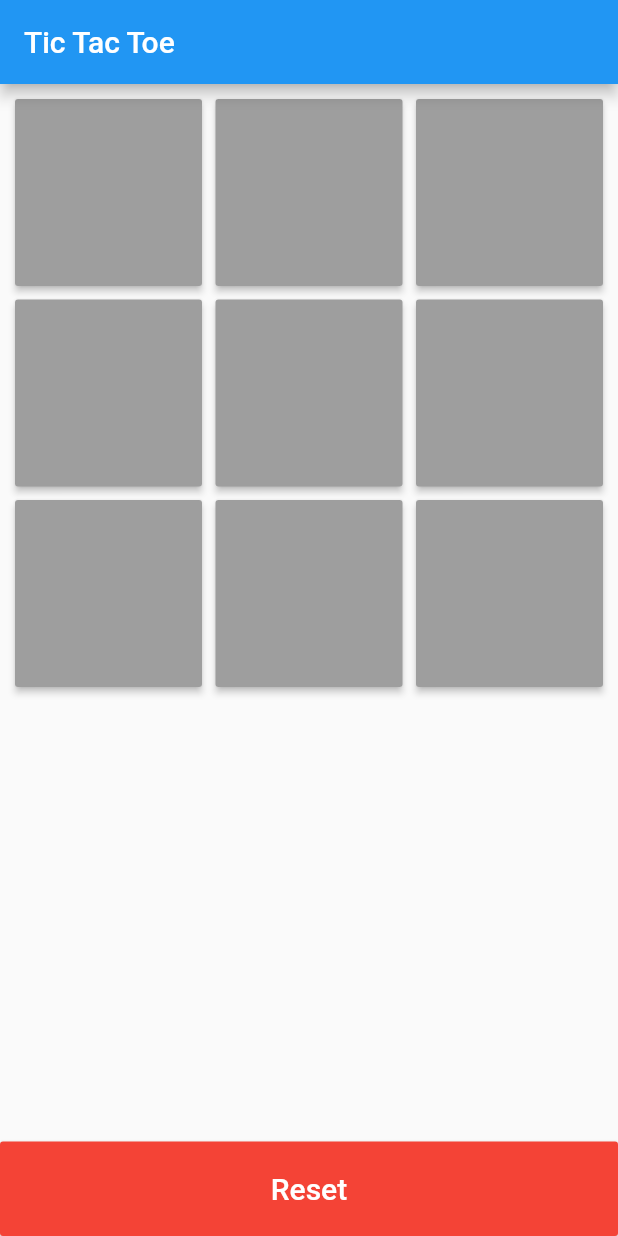
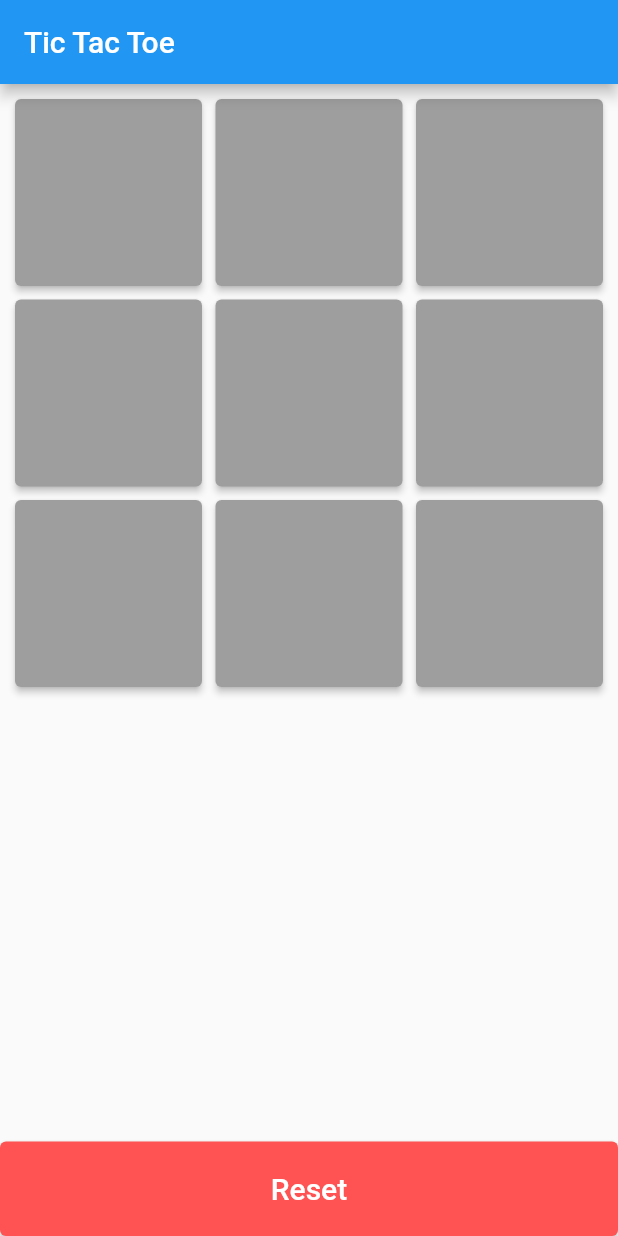
Before and after one commit to iampawan/FlutterTicTacToe, a Flutter app: the screen it shows after launch, on a phone screen of 412 x 824 dp. Run offline on Flutter 3.47's test engine with Material 2 defaults, Android fonts, the phone set to English and light mode, and no system bars.

Commit message:
applied null safety and updated to latest flutter version 3.13.7

```diff
--- a/lib/home_page.dart
+++ b/lib/home_page.dart
@@ -10,7 +10,7 @@ class HomePage extends StatefulWidget {
 }
 
 class _HomePageState extends State<HomePage> {
-  List<GameButton> buttonsList;
+  List<GameButton>? buttonsList;
   var player1;
   var player2;
   var activePlayer;
@@ -23,8 +23,8 @@ class _HomePageState extends State<HomePage> {
   }
 
   List<GameButton> doInit() {
-    player1 = new List();
-    player2 = new List();
+    player1 = [];
+    player2 = [];
     activePlayer = 1;
 
     var gameButtons = <GameButton>[
@@ -57,7 +57,7 @@ class _HomePageState extends State<HomePage> {
       gb.enabled = false;
       int winner = checkWinner();
       if (winner == -1) {
-        if (buttonsList.every((p) => p.text != "")) {
+        if (buttonsList!.every((p) => p.text != "")) {
           showDialog(
               context: context,
               builder: (_) => new CustomDialog("Game Tied",
@@ -70,7 +70,7 @@ class _HomePageState extends State<HomePage> {
   }
 
   void autoPlay() {
-    var emptyCells = new List();
+    var emptyCells = [];
     var list = new List.generate(9, (i) => i + 1);
     for (var cellID in list) {
       if (!(player1.contains(cellID) || player2.contains(cellID))) {
@@ -81,8 +81,8 @@ class _HomePageState extends State<HomePage> {
     var r = new Random();
     var randIndex = r.nextInt(emptyCells.length-1);
     var cellID = emptyCells[randIndex];
-    int i = buttonsList.indexWhere((p)=> p.id == cellID);
-    playGame(buttonsList[i]);
+    int i = buttonsList!.indexWhere((p)=> p.id == cellID);
+    playGame(buttonsList![i]);
 
   }
 
@@ -192,33 +192,44 @@ class _HomePageState extends State<HomePage> {
                     childAspectRatio: 1.0,
                     crossAxisSpacing: 9.0,
                     mainAxisSpacing: 9.0),
-                itemCount: buttonsList.length,
+                itemCount: buttonsList!.length,
                 itemBuilder: (context, i) => new SizedBox(
                       width: 100.0,
                       height: 100.0,
-                      child: new RaisedButton(
-                        padding: const EdgeInsets.all(8.0),
-                        onPressed: buttonsList[i].enabled
-                            ? () => playGame(buttonsList[i])
+                      child: new ElevatedButton(
+
+                        style:ButtonStyle(
+                          backgroundColor: MaterialStateProperty.all<Color>(buttonsList![i].bg),
+                          padding: MaterialStateProperty.all(EdgeInsets.all(10)),
+                        ),
+                        //padding: const EdgeInsets.all(8.0),
+                        onPressed: buttonsList![i].enabled
+                            ? () => playGame(buttonsList![i])
                             : null,
                         child: new Text(
-                          buttonsList[i].text,
+                          buttonsList![i].text,
                           style: new TextStyle(
                               color: Colors.white, fontSize: 20.0),
+
                         ),
-                        color: buttonsList[i].bg,
-                        disabledColor: buttonsList[i].bg,
+
+                        //disabledColor: buttonsList[i].bg,
                       ),
                     ),
               ),
             ),
-            new RaisedButton(
+            new ElevatedButton(
               child: new Text(
                 "Reset",
                 style: new TextStyle(color: Colors.white, fontSize: 20.0),
               ),
-              color: Colors.red,
-              padding: const EdgeInsets.all(20.0),
+              //color: Colors.red,
+              //padding: const EdgeInsets.all(20.0),
+              style:ButtonStyle(
+                backgroundColor: MaterialStateProperty.all<Color>(Colors.redAccent),
+
+                padding: MaterialStateProperty.all(EdgeInsets.all(20)),
+              ),
               onPressed: resetGame,
             )
           ],
--- a/pubspec.yaml
+++ b/pubspec.yaml
@@ -1,6 +1,7 @@
 name: tictactoe
 description: A new Flutter project.
-
+environment:
+  sdk: ">=2.17.1 <3.0.0"
 dependencies:
   flutter:
     sdk: flutter
```
Also changed, not shown: lib/custom_dailog.dart (+5 -2 lines), pubspec.lock, 1 other file.
